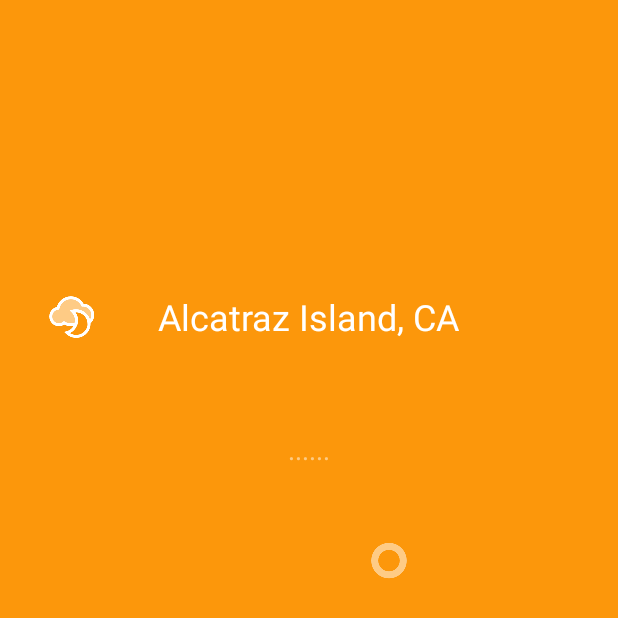
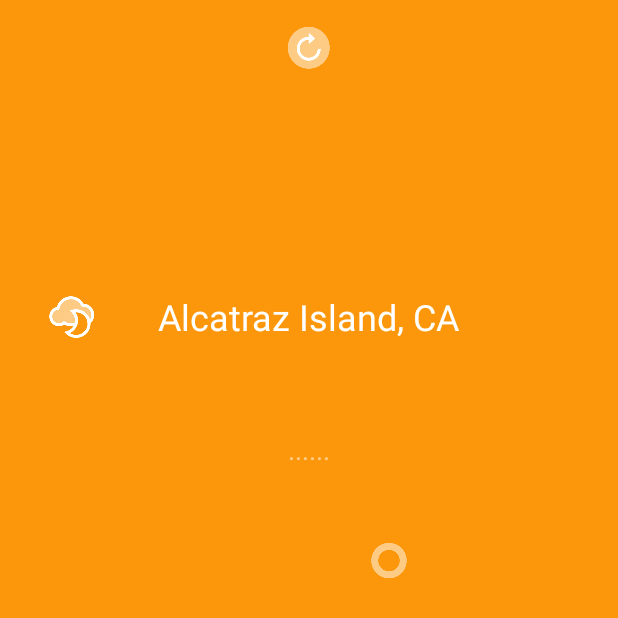
Before and after one commit to amahsanferoz/Weather-Alert, an Android app: the screen it shows after launch (MainActivity), on a phone screen of 412 x 824 dp, the top half of it. Run offline under Robolectric (Android 15) with nearby library versions, the phone set to English and light mode, and no system bars; our stand-ins replace ButterKnife.

Commit message:
app finished with a single activity

```diff
--- a/app/src/main/java/arora/ahsanferoz/stormy/MainActivity.java
+++ b/app/src/main/java/arora/ahsanferoz/stormy/MainActivity.java
@@ -8,7 +8,9 @@ import android.nfc.Tag;
 import android.os.Bundle;
 import android.support.v7.app.AppCompatActivity;
 import android.util.Log;
+import android.view.View;
 import android.widget.ImageView;
+import android.widget.ProgressBar;
 import android.widget.TextView;
 import android.widget.Toast;
 
@@ -38,6 +40,8 @@ public class MainActivity extends AppCompatActivity {
     @BindView(R.id.precipValue) TextView mPrecipValue;
     @BindView(R.id.summaryLabel) TextView mSummaryLabel;
     @BindView(R.id.iconImageView) ImageView mIconImageView;
+    @BindView(R.id.refreshImageView) ImageView mRefreshImageView;
+    @BindView(R.id.progressBar) ProgressBar mProgressBar;
 
     @Override
     protected void onCreate(Bundle savedInstanceState) {
@@ -45,9 +49,29 @@ public class MainActivity extends AppCompatActivity {
         setContentView(R.layout.activity_main);
         ButterKnife.bind(this);
 
+        //Setting the progress bar invisible in the start
+        mProgressBar.setVisibility(View.INVISIBLE);
+
+        final double latitude = 37.8267;
+        final double longitude = -122.4233;
+
+        //Refresh button to reload the weather data
+        mRefreshImageView.setOnClickListener(new View.OnClickListener() {
+            @Override
+            public void onClick(View view) {
+                getForecast(latitude, longitude);
+            }
+        });
+
+        //get forecast data
+        getForecast(latitude, longitude);
+    }
+
+    //get forecast data to the local from internet
+    private void getForecast(double latitude, double longitude) {
+        toggleRefresh();
+
         String apiKey = "dbbd4717c2097d41eb83b7738b570a35";
-        double latitude = 37.8267;
-        double longitude = -122.4233;
         String forcastURL = "https://api.darksky.net/forecast/" + apiKey +
                 "/" + latitude + "," + longitude;
 
@@ -58,15 +82,29 @@ public class MainActivity extends AppCompatActivity {
                     .url(forcastURL)
                     .build();
 
-            okhttp3.Call call = client.newCall(request);
+            Call call = client.newCall(request);
             call.enqueue(new Callback() {
                 @Override
                 public void onFailure(Call call, IOException e) {
-
+                    runOnUiThread(new Runnable() {
+                        @Override
+                        public void run() {
+                            toggleRefresh();
+                        }
+                    });
+                    alertUserAboutError();
                 }
 
                 @Override
                 public void onResponse(Call call, Response response) throws IOException {
+
+                    runOnUiThread(new Runnable() {
+                        @Override
+                        public void run() {
+                            toggleRefresh();
+                        }
+                    });
+
                     try {
                         String jsonData = response.body().string();
                         Log.v(TAG, jsonData);
@@ -92,7 +130,16 @@ public class MainActivity extends AppCompatActivity {
         } else {
             Toast.makeText(this, R.string.network_unavailable_message, Toast.LENGTH_LONG).show();
         }
+    }
 
+    private void toggleRefresh() {
+        if (mProgressBar.getVisibility() == View.INVISIBLE) {
+            mProgressBar.setVisibility(View.VISIBLE);
+            mRefreshImageView.setVisibility(View.INVISIBLE);
+        } else {
+            mProgressBar.setVisibility(View.INVISIBLE);
+            mRefreshImageView.setVisibility(View.VISIBLE);
+        }
     }
 
     private void updateDisplay() {
--- a/app/src/main/res/layout/activity_main.xml
+++ b/app/src/main/res/layout/activity_main.xml
@@ -137,4 +137,20 @@
         android:textColor="@android:color/white"
         android:gravity="center_horizontal" />
 
+    <ImageView
+        android:layout_width="wrap_content"
+        android:layout_height="wrap_content"
+        app:srcCompat="@drawable/refresh"
+        android:layout_alignParentTop="true"
+        android:layout_centerHorizontal="true"
+        android:id="@+id/refreshImageView" />
+
+    <ProgressBar
+        style="?android:attr/progressBarStyle"
+        android:layout_width="wrap_content"
+        android:layout_height="wrap_content"
+        android:layout_alignBottom="@+id/refreshImageView"
+        android:layout_centerHorizontal="true"
+        android:id="@+id/progressBar" />
+
 </RelativeLayout>
```
